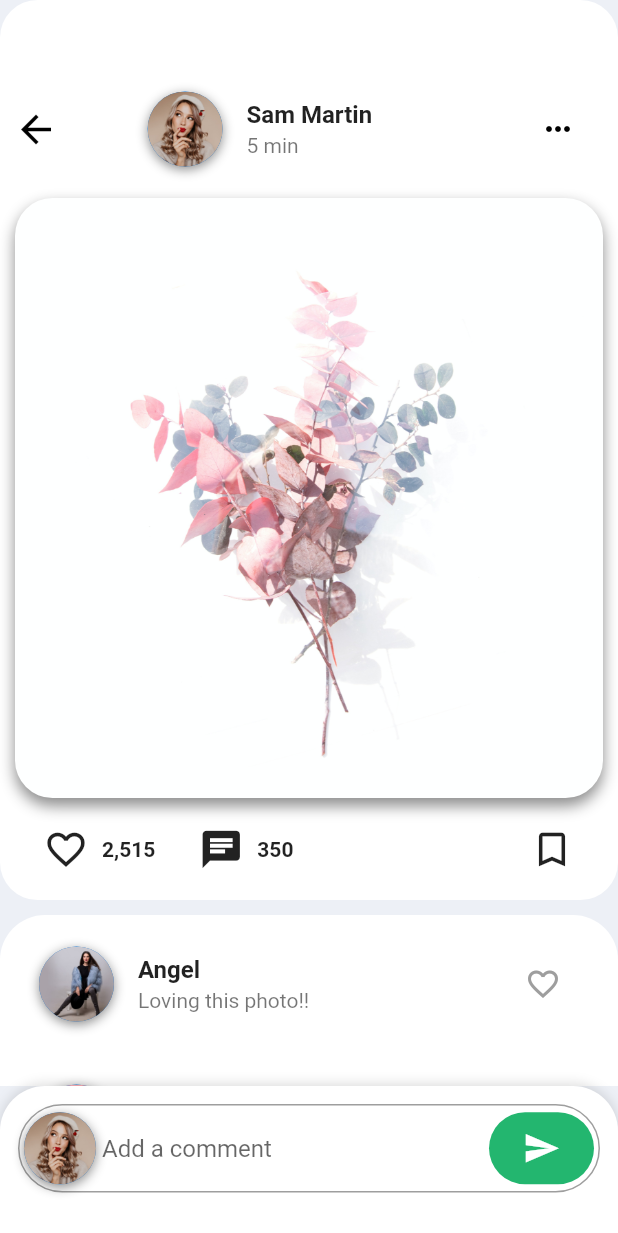
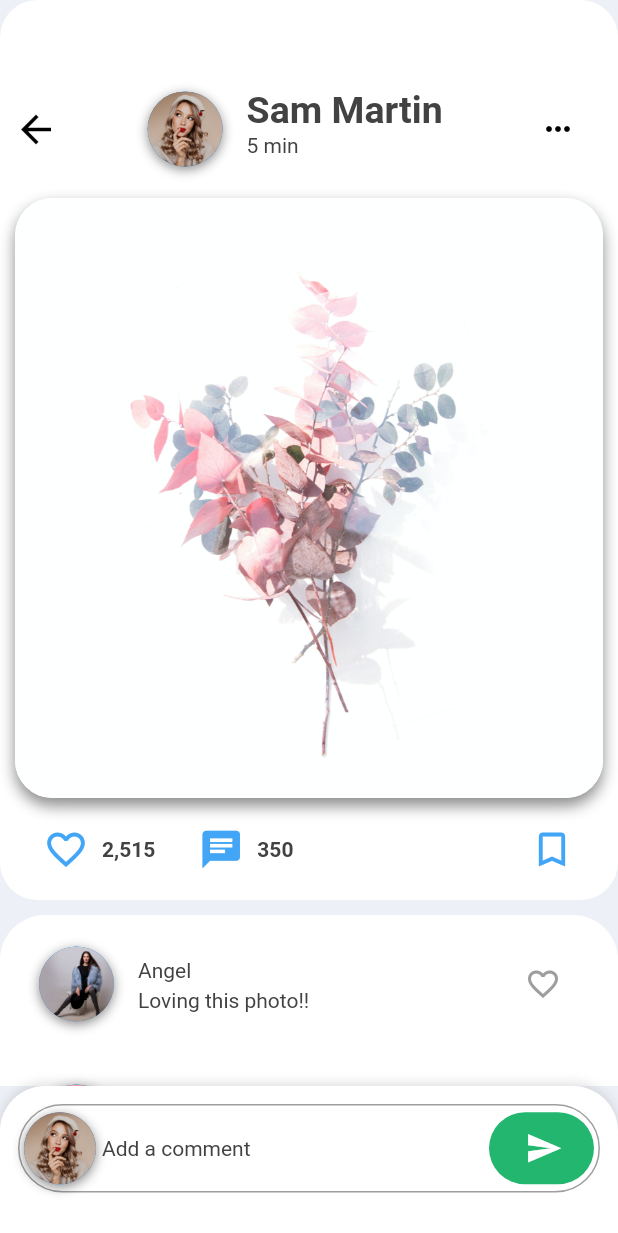
Before and after one commit to Safaanam/flutter_insta, a Flutter app: the screen it shows after launch, after a tap on the "chat" icon, on a phone screen of 412 x 824 dp. Shown: the top 1233 px of the screen. Run offline on Flutter 3.47's test engine with Material 2 defaults, Android fonts, the phone set to English and light mode, and no system bars; network calls fail.

Commit message:
theme using flutter done

```diff
--- /dev/null
+++ b/lib/app_theme.dart
@@ -0,0 +1,65 @@
+import 'package:flutter/material.dart';
+
+class AppTheme {
+  static final ThemeData lightTheme = ThemeData(
+      scaffoldBackgroundColor: Color(0xFFEDF0F6),
+      primaryColor: Colors.blue[500],
+      canvasColor: Colors.white,
+      accentColor: Colors.white,
+      appBarTheme: AppBarTheme(
+          color: Colors.blue[500],
+          iconTheme: IconThemeData(color: Colors.white)),
+      iconTheme: IconThemeData(color: Colors.blue[400]),
+      textTheme: TextTheme(
+          bodyText1: TextStyle(
+            fontWeight: FontWeight.bold,
+            color: Colors.grey[800],
+            fontSize: 25.0,
+          ),
+          bodyText2: TextStyle(color: Colors.grey[800]),
+          headline4: TextStyle(color: Colors.grey[900])),
+      unselectedWidgetColor: Colors.blue[400],
+      buttonTheme: ButtonThemeData(
+          buttonColor: Colors.blueAccent, textTheme: ButtonTextTheme.primary));
+
+  static final ThemeData darkTheme = ThemeData(
+      scaffoldBackgroundColor: Colors.grey[700],
+      accentColor: Colors.black45,
+      canvasColor: Colors.grey[800],
+      toggleableActiveColor: Colors.grey[300],
+      appBarTheme: AppBarTheme(
+          color: Colors.grey[900],
+          iconTheme: IconThemeData(color: Colors.grey[100])),
+      iconTheme: IconThemeData(color: Colors.grey[300]),
+      textTheme: TextTheme(
+          bodyText1: TextStyle(
+            fontWeight: FontWeight.bold,
+            color: Colors.grey[50],
+            fontSize: 25.0,
+          ),
+          bodyText2: TextStyle(color: Colors.grey[100],
+              fontSize: 15.0),
+          headline4: TextStyle(color: Colors.grey[50])),
+      unselectedWidgetColor: Colors.grey[300],
+      dividerColor: Colors.grey[500],
+      buttonTheme: ButtonThemeData(
+          buttonColor: Colors.grey[900], textTheme: ButtonTextTheme.primary));
+}
+
+class ThemeNotifier extends ChangeNotifier{
+  final String key = "theme";
+  //SharedPreferences prefs;
+  bool _isDarkTheme;
+
+  bool get isDarkTheme => _isDarkTheme;
+
+  ThemeNotifier(){
+    _isDarkTheme = false;
+  }
+
+  toggleTheme() {
+    _isDarkTheme = !_isDarkTheme;
+    notifyListeners();
+  }
+
+}
--- a/lib/main.dart
+++ b/lib/main.dart
@@ -1,15 +1,28 @@
 import 'package:flutter/material.dart';
+import 'package:flutter_insta/app_theme.dart';
 import 'package:flutter_insta/screens/feed.dart';
+import 'package:provider/provider.dart';
+
 
 void main() => runApp(MyApp());
 
 class MyApp extends StatelessWidget {
   @override
   Widget build(BuildContext context) {
-    return MaterialApp(
-      title: 'Flutter Social Media',
-      debugShowCheckedModeBanner: false,
-      home: FeedScreen(),
+    return ChangeNotifierProvider(
+      create: (_) => ThemeNotifier(),
+      child: Consumer<ThemeNotifier>(
+        builder: (context, ThemeNotifier notifier, child) {
+          return MaterialApp(
+            title: 'Flutter Social Media',
+            debugShowCheckedModeBanner: false,
+            theme: notifier.isDarkTheme ? AppTheme.darkTheme : AppTheme.lightTheme,
+            home: FeedScreen(),
+
+          );
+        }
+
+      ),
     );
   }
 }
--- a/lib/screens/feed.dart
+++ b/lib/screens/feed.dart
@@ -1,8 +1,10 @@
 import 'package:flutter/material.dart';
+import 'package:flutter_insta/app_theme.dart';
 import 'package:flutter_insta/models/post_model.dart';
 import 'package:flutter_insta/screens/view_post_screen.dart';
 import 'package:flutter_insta/screens/message_screen.dart';
 import 'package:flutter_insta/screens/search_page.dart';
+import 'package:provider/provider.dart';
 
 class FeedScreen extends StatefulWidget {
   @override
@@ -17,7 +19,7 @@ class _FeedScreenState extends State<FeedScreen> {
         width: double.infinity,
         height: 560.0,
           decoration: BoxDecoration(
-            color: Colors.white,
+            color: Theme.of(context).accentColor,
             borderRadius: BorderRadius.circular(25.0),
           ),
         child: Column(
@@ -53,11 +55,9 @@ class _FeedScreenState extends State<FeedScreen> {
                     ),
                     title: Text(
                       posts[index].authorName,
-                      style: TextStyle(
-                        fontWeight: FontWeight.bold,
-                      ),
+                        style: Theme.of(context).textTheme.bodyText1,
                     ),
-                    subtitle: Text(posts[index].timeAgo),
+                    subtitle: Text(posts[index].timeAgo, style: Theme.of(context).textTheme.bodyText2,),
                     trailing: PopupMenuButton<String>(itemBuilder: (BuildContext context){
                         return [
                           PopupMenuItem(child: Text("Report"), value: "Report",),
@@ -172,7 +172,7 @@ class _FeedScreenState extends State<FeedScreen> {
   @override
   Widget build(BuildContext context){
     return Scaffold(
-      backgroundColor: Color(0xFFEDF0F6),
+
       body: ListView(
         physics: AlwaysScrollableScrollPhysics(),
         children: <Widget>[
@@ -190,6 +190,15 @@ class _FeedScreenState extends State<FeedScreen> {
                 ),
                 Row(
                   children: <Widget>[
+                    Consumer<ThemeNotifier>(
+                        builder: (context, notifier, child) => Switch(
+
+                          onChanged: (val){
+                            notifier.toggleTheme();
+                          },
+                          value: notifier.isDarkTheme,
+                        ),
+                    ),
                     IconButton(
                       icon: Icon(Icons.video_library_outlined),
                       iconSize:30.0,
--- a/lib/screens/message_screen.dart
+++ b/lib/screens/message_screen.dart
@@ -17,7 +17,7 @@ class _MessageScreenState extends State<MessageScreen> {
   @override
   Widget build(BuildContext context) {
     return Scaffold(
-      backgroundColor: Color(0xFFEDF0F6),
+
       body: SingleChildScrollView(
         physics: AlwaysScrollableScrollPhysics(),
         child: Column(
@@ -27,7 +27,7 @@ class _MessageScreenState extends State<MessageScreen> {
               width: double.infinity,
               height: 117.0,
               decoration: BoxDecoration(
-                color: Colors.white,
+                color: Theme.of(context).accentColor,
                 borderRadius: BorderRadius.circular(25.0),
               ),
               child: Column(
@@ -42,7 +42,6 @@ class _MessageScreenState extends State<MessageScreen> {
                             IconButton(
                               icon: Icon(Icons.arrow_back),
                               iconSize: 30.0,
-                              color: Colors.black,
                               onPressed: () => Navigator.pop(context),
                             ),
                             Container(
@@ -74,10 +73,7 @@ class _MessageScreenState extends State<MessageScreen> {
                               ),
                               title: Text(
                                 posts[index].authorName,
-                                style: TextStyle(
-                                  fontWeight: FontWeight.bold,
-                                  fontSize: 25.0 ,
-                                ),
+                                style: Theme.of(context).textTheme.bodyText1,
                               ),
                             ),
                           ),
@@ -97,7 +93,7 @@ class _MessageScreenState extends State<MessageScreen> {
               width: 375.0,
               height: 450.0,
               decoration: BoxDecoration(
-                color: Colors.white,
+                color: Theme.of(context).accentColor,
                 borderRadius: BorderRadius.circular(25.0),
               ),
               child: Form(
@@ -122,7 +118,9 @@ class _MessageScreenState extends State<MessageScreen> {
                           TextFormField(
                               decoration: InputDecoration(
                                 border: OutlineInputBorder(),
-                                labelText: 'Enter UserId',),
+                                hintText: 'Enter UserId',
+                              ),
+                            style: Theme.of(context).textTheme.bodyText2,
                           )
                         ],
                       ),
@@ -146,17 +144,19 @@ class _MessageScreenState extends State<MessageScreen> {
                           TextFormField(
                             decoration: InputDecoration(
                               border: OutlineInputBorder(),
-                              labelText: 'Enter Message',),
+                                hintText: 'Enter UserId',),
+                            style: Theme.of(context).textTheme.bodyText2,
                           )
                         ],
                       ),
                     ),
                     SizedBox(height: 10.0),
                     RaisedButton(onPressed: () => {print('send'),},
-                      color: Colors.green[300],
+
                       child: Text(
                         'Send',
-                        style: TextStyle(color: Colors.white, fontWeight: FontWeight.bold, fontSize: 20.0,),
+                        style: TextStyle(
+                          fontWeight: FontWeight.bold, fontSize: 20.0,),
                       ),
 
                     )
--- a/lib/screens/search_page.dart
+++ b/lib/screens/search_page.dart
@@ -16,7 +16,6 @@ class _SearchPageState extends State<SearchPage> {
   Widget getBody() {
     var size = MediaQuery.of(context).size;
     return new Scaffold(
-      backgroundColor: Color(0xFFEDF0F6),
       body: SingleChildScrollView(
          child: Column(
             children: <Widget>[
@@ -32,7 +31,7 @@ class _SearchPageState extends State<SearchPage> {
                         height: 50,
                         decoration: BoxDecoration(
                           borderRadius: BorderRadius.circular(10),
-                            color: Colors.blueGrey[200],
+                          color: Theme.of(context).accentColor,
                         ),
                         child: TextField(
                           decoration: InputDecoration(
@@ -42,7 +41,7 @@ class _SearchPageState extends State<SearchPage> {
                               color: Colors.black87,
                             )
                           ),
-                          style: TextStyle(color: Colors.white),
+                          style: Theme.of(context).textTheme.bodyText2,
                           cursorColor: Colors.white.withOpacity(0.3),
                         ),
                       ),
--- a/lib/screens/view_post_screen.dart
+++ b/lib/screens/view_post_screen.dart
@@ -20,6 +20,7 @@ class _ViewPostScreenState extends State<ViewPostScreen> {
           width: 50.0,
           height: 50.0,
           decoration: BoxDecoration(
+            color: Theme.of(context).accentColor,
             shape: BoxShape.circle,
             boxShadow: [
               BoxShadow(
@@ -42,11 +43,9 @@ class _ViewPostScreenState extends State<ViewPostScreen> {
         ),
         title: Text(
           comments[index].authorName,
-          style: TextStyle(
-            fontWeight: FontWeight.bold,
-          ),
+          style: Theme.of(context).textTheme.bodyText2,
         ),
-        subtitle: Text(comments[index].text),
+        subtitle: Text(comments[index].text, style: Theme.of(context).textTheme.bodyText2),
         trailing: IconButton(
           icon: Icon(
             Icons.favorite_border,
@@ -61,7 +60,7 @@ class _ViewPostScreenState extends State<ViewPostScreen> {
   @override
   Widget build(BuildContext context) {
     return Scaffold(
-      backgroundColor: Color(0xFFEDF0F6),
+
       body: SingleChildScrollView(
         physics: AlwaysScrollableScrollPhysics(),
         child: Column(
@@ -71,7 +70,7 @@ class _ViewPostScreenState extends State<ViewPostScreen> {
               width: double.infinity,
               height: 600.0,
               decoration: BoxDecoration(
-                color: Colors.white,
+                color: Theme.of(context).accentColor,
                 borderRadius: BorderRadius.circular(25.0),
               ),
               child: Column(
@@ -119,11 +118,10 @@ class _ViewPostScreenState extends State<ViewPostScreen> {
                                 ),
                                 title: Text(
                                   widget.post.authorName,
-                                  style: TextStyle(
-                                    fontWeight: FontWeight.bold,
-                                  ),
+                                  style: Theme.of(context).textTheme.bodyText1,
                                 ),
-                                subtitle: Text(widget.post.timeAgo),
+                                subtitle: Text(widget.post.timeAgo, style: Theme.of(context).textTheme.bodyText2),
+
                                 trailing: IconButton(
                                   icon: Icon(Icons.more_horiz),
                                   color: Colors.black,
@@ -140,6 +138,7 @@ class _ViewPostScreenState extends State<ViewPostScreen> {
                             width: double.infinity,
                             height: 400.0,
                             decoration: BoxDecoration(
+                              color: Theme.of(context).accentColor,
                               borderRadius: BorderRadius.circular(25.0),
                               boxShadow: [
                                 BoxShadow(
@@ -218,7 +217,7 @@ class _ViewPostScreenState extends State<ViewPostScreen> {
               width: double.infinity,
               height: 600.0,
               decoration: BoxDecoration(
-                color: Colors.white,
+                color: Theme.of(context).accentColor,
                 borderRadius: BorderRadius.only(
                   topLeft: Radius.circular(30.0),
                   topRight: Radius.circular(30.0),
@@ -242,6 +241,7 @@ class _ViewPostScreenState extends State<ViewPostScreen> {
         child: Container(
           height: 100.0,
           decoration: BoxDecoration(
+            color: Theme.of(context).canvasColor,
             borderRadius: BorderRadius.only(
               topLeft: Radius.circular(30.0),
               topRight: Radius.circular(30.0),
@@ -253,7 +253,7 @@ class _ViewPostScreenState extends State<ViewPostScreen> {
                 blurRadius: 6.0,
               ),
             ],
-            color: Colors.white,
+
           ),
           child: Padding(
             padding: EdgeInsets.all(12.0),
@@ -269,7 +269,7 @@ class _ViewPostScreenState extends State<ViewPostScreen> {
                   borderSide: BorderSide(color: Colors.grey),
                 ),
                 contentPadding: EdgeInsets.all(20.0),
-                hintText: 'Add a comment',
+                hintText: 'Add a comment', hintStyle: Theme.of(context).textTheme.bodyText2 ,
                 prefixIcon: Container(
                   margin: EdgeInsets.all(4.0),
                   width: 48.0,
--- a/pubspec.yaml
+++ b/pubspec.yaml
@@ -21,6 +21,7 @@ environment:
   sdk: ">=2.7.0 <3.0.0"
 
 dependencies:
+  provider: ^3.2.0
   flutter:
     sdk: flutter
 
```
Also changed, not shown: pubspec.lock.
